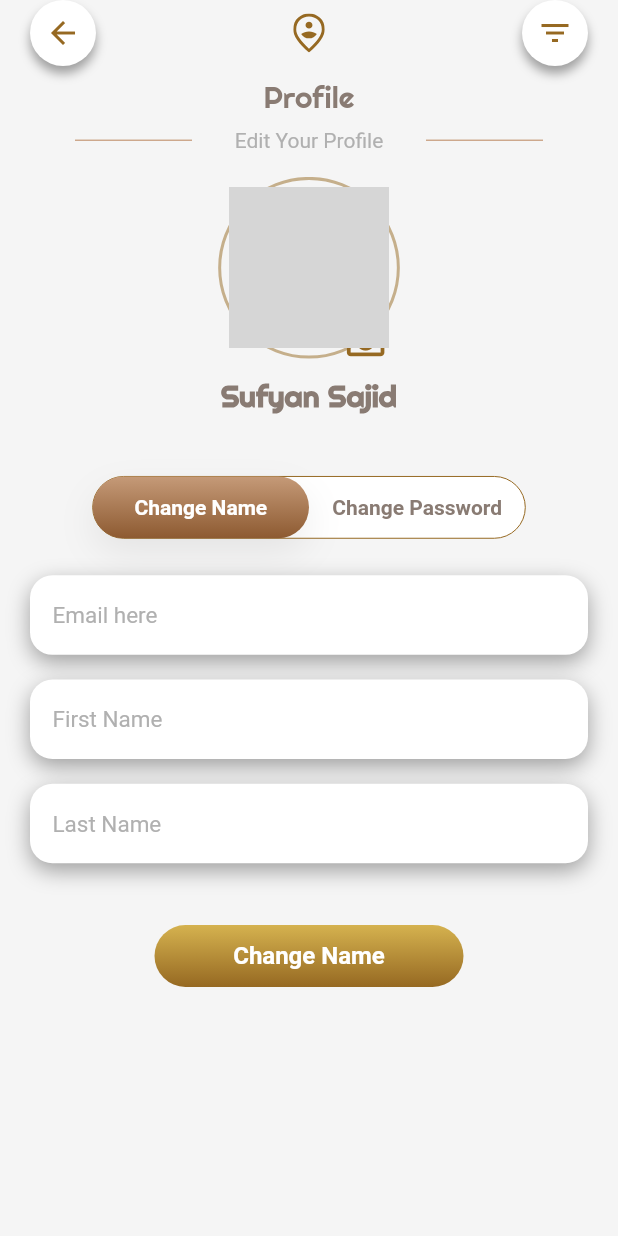
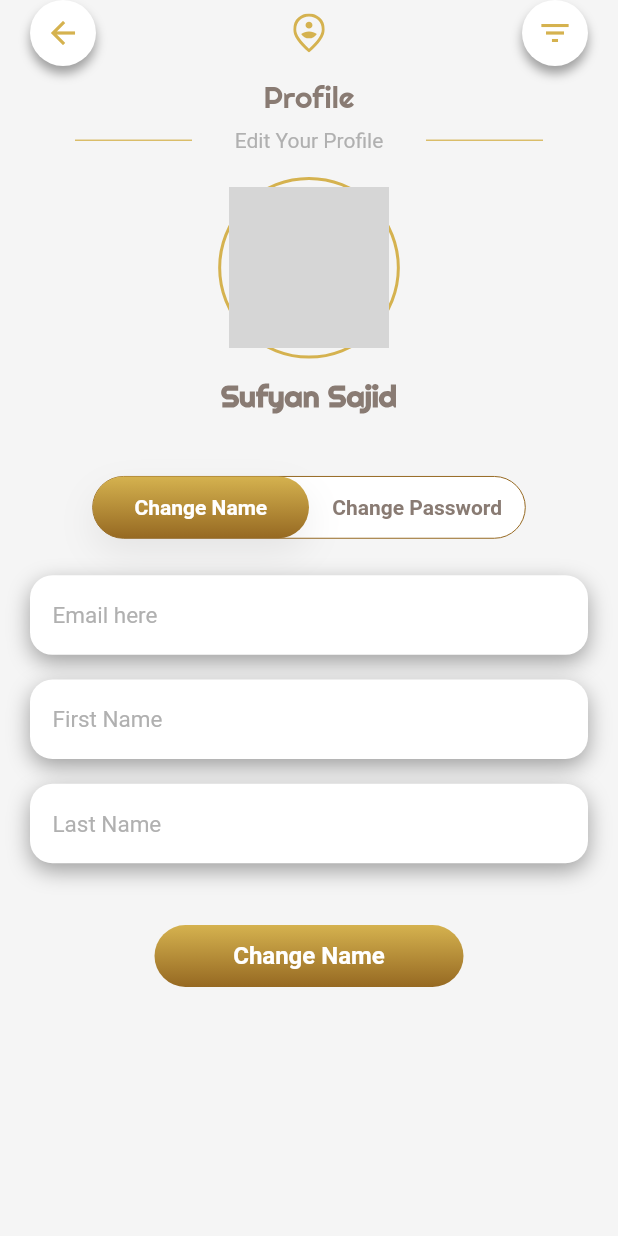
Before and after one commit to SufyanSajid/anees_casting, a Flutter app: the ProfileScreen screen opened directly, on a phone screen of 412 x 824 dp. Run offline on Flutter 3.47's test engine with Material 2 defaults, Android fonts, the light colour scheme and no system bars; our stand-ins replace file_picker, flutter_svg, google_fonts, shared_preferences; accounts and stored records are empty; network calls fail; Roboto replaces fonts that are missing (Ubuntu); grey boxes are pictures that could not be loaded.

Commit message:
roles final

```diff
--- a/lib/Functions/buildlisttile.dart
+++ b/lib/Functions/buildlisttile.dart
@@ -16,12 +16,13 @@ Widget buildListTile(
       ),
       title: Text(
         title,
-        style: TextStyle(fontWeight: FontWeight.w300, fontSize: 13),
+        style: const TextStyle(
+            fontWeight: FontWeight.w300, fontSize: 13, color: Colors.white),
       ),
       subtitle: Text(subTitle,
           style: TextStyle(
               color: Colors.white.withOpacity(
-                0.5,
+                0.8,
               ),
               fontSize: 10)),
       trailing: Icon(
--- a/lib/Screen/Admin/Product/content.dart
+++ b/lib/Screen/Admin/Product/content.dart
@@ -1,3 +1,4 @@
+import 'package:anees_costing/Models/auth.dart';
 import 'package:anees_costing/Models/category.dart';
 import 'package:anees_costing/Models/counts.dart';
 import 'package:anees_costing/Models/product.dart';
@@ -137,6 +138,7 @@ class _ProductWebContentState extends State<ProductWebContent> {
     products = Provider.of<Products>(context).products;
     List<Category> categories = Provider.of<Categories>(context).categories;
     List<AUser> users = Provider.of<Users>(context).users;
+    var currentUser = Provider.of<Auth>(context).currentUser;
 
     return Column(
       children: [
@@ -144,6 +146,7 @@ class _ProductWebContentState extends State<ProductWebContent> {
 
         buildFilterBar(
           searchSubmitted: (val) => getSearchedProduct(val),
+          currentUser: currentUser,
           context: context,
           searchConttroller: _designController,
           btnTap: () {
@@ -256,6 +259,8 @@ class _ProductWebContentState extends State<ProductWebContent> {
                               ),
                               Row(
                                 children: [
+                                  if (currentUser!.role!.toLowerCase() ==
+                                      'admin')
                                     PopupMenuButton(
                                       icon: Icon(
                                         Icons.more_vert,
--- a/lib/Screen/Admin/homepage/mobile.dart
+++ b/lib/Screen/Admin/homepage/mobile.dart
@@ -99,7 +99,7 @@ class _MobileAdminHomePageState extends State<MobileAdminHomePage> {
             margin: const EdgeInsets.symmetric(horizontal: 20),
             padding: const EdgeInsets.symmetric(vertical: 25, horizontal: 40),
             decoration: BoxDecoration(
-              gradient: primaryGradient,
+              gradient: customGradient,
               borderRadius: BorderRadius.circular(20),
               boxShadow: const [
                 BoxShadow(
--- a/lib/Screen/Common/profile.dart
+++ b/lib/Screen/Common/profile.dart
@@ -44,7 +44,6 @@ class _ProfileScreenState extends State<ProfileScreen> {
     return Scaffold(
         key: _scaffoldKey,
         drawer: AppDrawer(),
-
         backgroundColor: backgroundColor,
         body: SafeArea(
           child: Column(
@@ -73,7 +72,7 @@ class _ProfileScreenState extends State<ProfileScreen> {
                     decoration: BoxDecoration(
                         shape: BoxShape.circle,
                         border: Border.all(
-                          color: primaryColor.withOpacity(0.5),
+                          color: btnbgColor.withOpacity(1),
                           width: 2,
                           style: BorderStyle.solid,
                         )),
@@ -87,16 +86,16 @@ class _ProfileScreenState extends State<ProfileScreen> {
                       ),
                     ),
                   ),
-                  Positioned(
-                      right: 0,
-                      bottom: -10,
-                      child: IconButton(
-                          onPressed: () {},
-                          icon: Icon(
-                            Icons.add_a_photo_outlined,
-                            color: primaryColor,
-                            size: 30,
-                          )))
+                  // Positioned(
+                  //     right: 0,
+                  //     bottom: -10,
+                  //     child: IconButton(
+                  //         onPressed: () {},
+                  //         icon: Icon(
+                  //           Icons.add_a_photo_outlined,
+                  //           color: primaryColor,
+                  //           size: 30,
+                  //         )))
                 ],
               ),
               SizedBox(
@@ -135,8 +134,12 @@ class _ProfileScreenState extends State<ProfileScreen> {
                           width: width * 35,
                           padding: const EdgeInsets.symmetric(vertical: 10),
                           decoration: BoxDecoration(
-                            gradient: index==0?primaryGradient:LinearGradient(colors: [Colors.transparent,Colors.transparent]),
-
+                              gradient: index == 0
+                                  ? customGradient
+                                  : LinearGradient(colors: [
+                                      Colors.transparent,
+                                      Colors.transparent
+                                    ]),
                               borderRadius: BorderRadius.circular(30),
                               boxShadow: const [
                                 BoxShadow(
@@ -165,7 +168,12 @@ class _ProfileScreenState extends State<ProfileScreen> {
                           width: width * 35,
                           padding: const EdgeInsets.symmetric(vertical: 10),
                           decoration: BoxDecoration(
-                                gradient: index==1?primaryGradient:LinearGradient(colors: [Colors.transparent,Colors.transparent]),
+                              gradient: index == 1
+                                  ? customGradient
+                                  : LinearGradient(colors: [
+                                      Colors.transparent,
+                                      Colors.transparent
+                                    ]),
                               borderRadius: BorderRadius.circular(30)),
                           child: Center(
                             child: Text(
@@ -234,9 +242,7 @@ class _ProfileScreenState extends State<ProfileScreen> {
                                 ),
                               )
                             : SubmitButton(
-                                onTap: () {
-
-                                },
+                                onTap: () {},
                                 height: height,
                                 width: width,
                                 title: 'Change Name'),
@@ -295,9 +301,7 @@ class _ProfileScreenState extends State<ProfileScreen> {
                                 child: AdaptiveIndecator(color: primaryColor),
                               )
                             : SubmitButton(
-                                onTap: () {
-
-                                },
+                                onTap: () {},
                                 height: height,
                                 width: width,
                                 title: 'Change Password'),
--- a/lib/Widget/appbar.dart
+++ b/lib/Widget/appbar.dart
@@ -46,13 +46,13 @@ class Appbar extends StatelessWidget {
                 padding: const EdgeInsets.all(10),
                 child: Icon(
                   leadingIcon,
-                  color: primaryColor,
+                  color: btnbgColor.withOpacity(1),
                 ),
               ),
             ),
             SvgPicture.asset(
               svgIcon,
-              color: primaryColor,
+              color: btnbgColor.withOpacity(1),
             ),
             InkWell(
               onTap: tarilingTap,
@@ -69,7 +69,7 @@ class Appbar extends StatelessWidget {
                 padding: const EdgeInsets.all(10),
                 child: Icon(
                   tarilingIcon,
-                  color: primaryColor,
+                  color: btnbgColor.withOpacity(1),
                 ),
               ),
             ),
@@ -98,7 +98,7 @@ class Appbar extends StatelessWidget {
                     flex: 1,
                     child: Container(
                       height: height(context) * 0.1,
-                      color: Color.fromRGBO(197, 154, 120, 1),
+                      color: btnbgColor.withOpacity(1),
                     ),
                   ),
                   Expanded(
@@ -114,7 +114,7 @@ class Appbar extends StatelessWidget {
                     flex: 1,
                     child: Container(
                       height: height(context) * 0.1,
-                      color: Color.fromRGBO(197, 154, 120, 1),
+                      color: btnbgColor.withOpacity(1),
                     ),
                   ),
                 ],
--- a/lib/Widget/bottombar.dart
+++ b/lib/Widget/bottombar.dart
@@ -22,14 +22,13 @@ class _CustomBottomBarState extends State<CustomBottomBar> {
     var width = MediaQuery.of(context).size.width / 100;
     Orientation currentOrientation = MediaQuery.of(context).orientation;
     return Container(
-
       margin: const EdgeInsets.only(left: 20, right: 20, bottom: 20),
       padding: const EdgeInsets.symmetric(
         horizontal: 25,
       ),
       height: height * 6,
       decoration: BoxDecoration(
-          gradient: primaryGradient, borderRadius: BorderRadius.circular(50)),
+          gradient: customGradient, borderRadius: BorderRadius.circular(50)),
       child: Row(
         mainAxisAlignment: MainAxisAlignment.spaceBetween,
         children: [
--- a/lib/Widget/desk_autocomplete.dart
+++ b/lib/Widget/desk_autocomplete.dart
@@ -32,7 +32,7 @@ class _WebAutoCompleteState extends State<WebAutoComplete> {
     return Row(
       children: [
         SizedBox(
-          width: 190,
+          width: width(context) * 16,
           child: Autocomplete(
             optionsBuilder: (TextEditingValue textEditingValue) {
               if (textEditingValue.text == '') {
@@ -143,6 +143,9 @@ class _WebAutoCompleteState extends State<WebAutoComplete> {
             },
           ),
         ),
+        SizedBox(
+          width: 20,
+        ),
         Material(
           color: Colors.white,
           child: IconButton(
--- a/lib/Widget/sidebar.dart
+++ b/lib/Widget/sidebar.dart
@@ -74,7 +74,7 @@ class _SideBarState extends State<SideBar> {
                     isSelected: select == 1,
                   ),
                 ),
-                // if (currentUser!.role!.toLowerCase() == 'admin')
+                if (currentUser.role!.toLowerCase() == 'admin')
                   InkWell(
                     onTap: () {
                       setState(() {
@@ -101,6 +101,7 @@ class _SideBarState extends State<SideBar> {
                     isSelected: select == 3,
                   ),
                 ),
+                if (currentUser.role!.toLowerCase() == 'admin')
                   InkWell(
                     onTap: () {
                       setState(() {
```
Also changed, not shown: lib/Functions/filterbar.dart (+8 -5 lines), lib/Functions/popup.dart (+5 -2 lines), lib/Helpers/firestore_methods.dart (+22 -0 lines), lib/Models/auth.dart (+15 -1 lines), lib/Screen/Admin/category/category.dart (+9 -3 lines), lib/Screen/Admin/category/web_content.dart (+24 -6 lines), lib/Screen/Admin/homepage/web_home.dart (+10 -5 lines), lib/Screen/Admin/users/users.dart (+13 -3 lines), lib/Widget/webappbar.dart (+4 -18 lines), 3 other files. Lines whose indentation alone changed are shown as unchanged.
